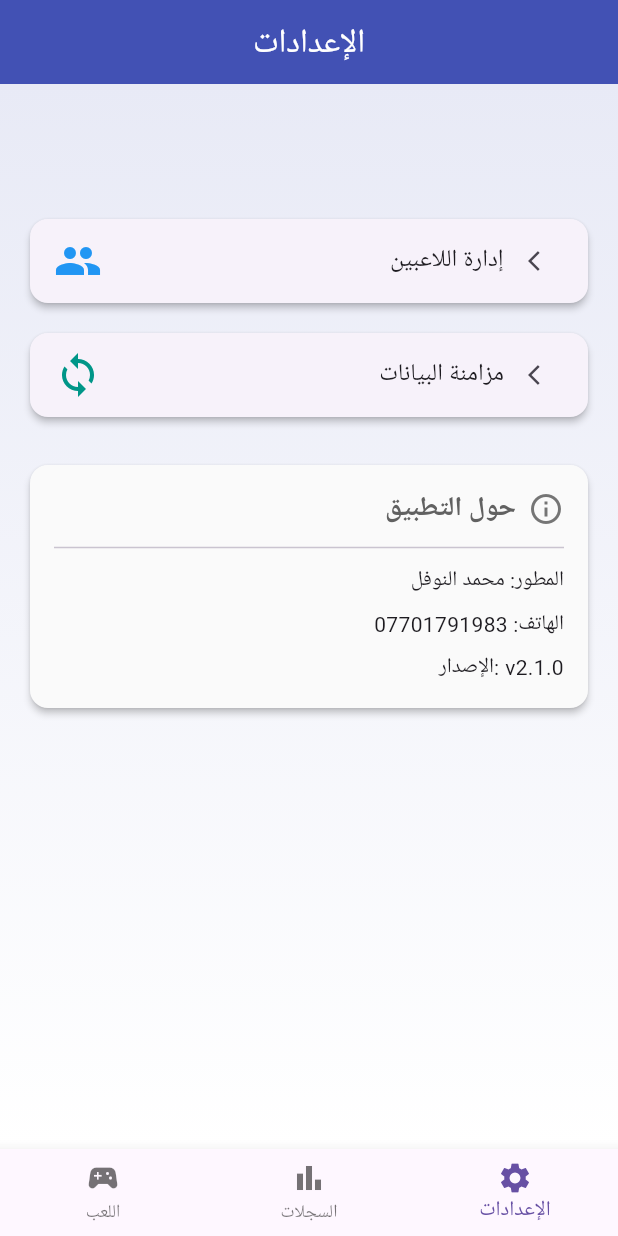
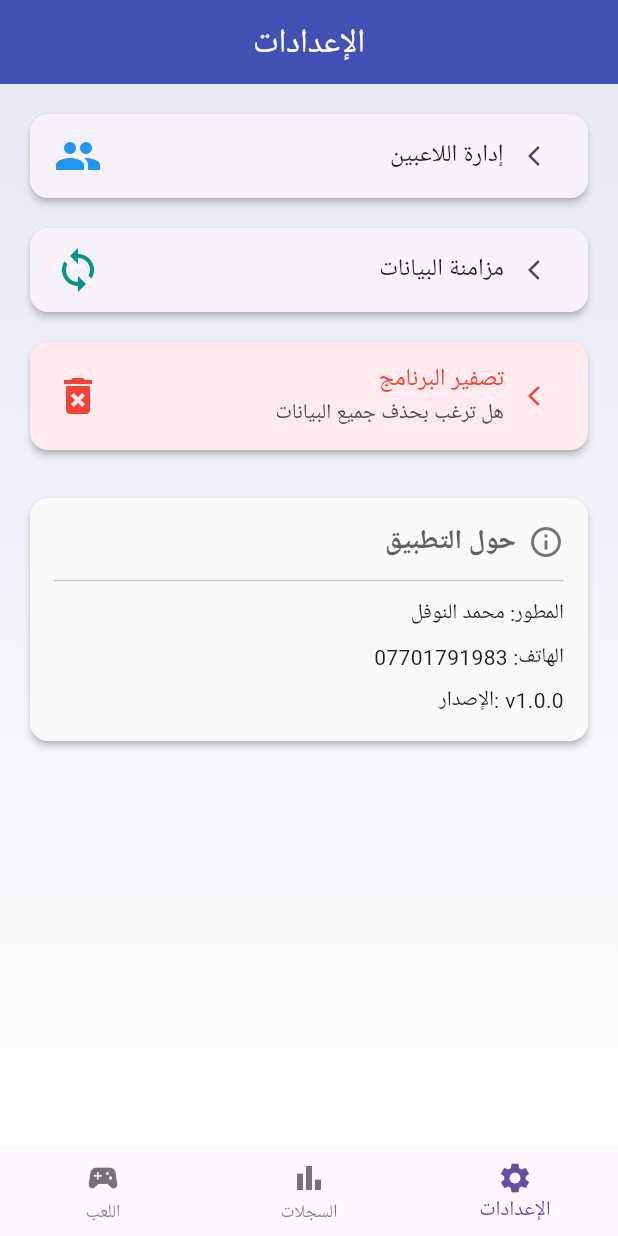
Before and after one commit to AiExpert1985/family_cards, a Flutter app: the screen it shows after launch, item 3 of the bottom bar chosen, on a phone screen of 412 x 824 dp. Run offline on Flutter 3.47's test engine with Material 3 defaults, Android fonts, the phone set to English and light mode, and no system bars; our stand-ins replace file_picker, flutter_riverpod, share_plus, shared_preferences.

Commit message:
add reset app button

```diff
--- a/lib/pages/settings_page.dart
+++ b/lib/pages/settings_page.dart
@@ -1,17 +1,67 @@
 // ============== pages/settings_page.dart ==============
 import 'package:flutter/material.dart';
+import 'package:flutter_riverpod/flutter_riverpod.dart';
+import '../providers/providers.dart';
 import 'players_page.dart';
 import 'sync_page.dart';
 
-class SettingsPage extends StatelessWidget {
+class SettingsPage extends ConsumerWidget {
   const SettingsPage({super.key});
 
+  Future<void> _resetApp(BuildContext context, WidgetRef ref) async {
+    final confirm = await showDialog<bool>(
+      context: context,
+      builder:
+          (context) => AlertDialog(
+            title: const Text(
+              'تأكيد إعادة التعيين',
+              textAlign: TextAlign.right,
+            ),
+            content: const Text(
+              'هل أنت متأكد من حذف جميع البيانات؟\n\nسيتم حذف:\n• جميع اللاعبين\n• جميع المباريات\n• جميع الإحصائيات\n\nلا يمكن التراجع عن هذا الإجراء!',
+              textAlign: TextAlign.right,
+            ),
+            actions: [
+              TextButton(
+                onPressed: () => Navigator.pop(context, false),
+                child: const Text('إلغاء'),
+              ),
+              ElevatedButton(
+                onPressed: () => Navigator.pop(context, true),
+                style: ElevatedButton.styleFrom(backgroundColor: Colors.red),
+                child: const Text('حذف الكل'),
+              ),
+            ],
+          ),
+    );
+
+    if (confirm == true && context.mounted) {
+      final storage = ref.read(storageServiceProvider);
+      final success = await storage.clearAllData();
+
+      if (success && context.mounted) {
+        // Reload providers to reflect empty state
+        await ref.read(playersProvider.notifier).loadPlayers();
+        await ref.read(gamesProvider.notifier).loadGames();
+        await ref.read(selectedPlayersProvider.notifier).loadSelectedPlayers();
+        await ref.read(restedPlayersProvider.notifier).loadRestedPlayers();
+        if (context.mounted) {
+          ScaffoldMessenger.of(context).showSnackBar(
+            const SnackBar(
+              content: Text('تم حذف جميع البيانات بنجاح'),
+              backgroundColor: Colors.orange,
+            ),
+          );
+        }
+      }
+    }
+  }
+
   @override
-  Widget build(BuildContext context) {
+  Widget build(BuildContext context, WidgetRef ref) {
     return ListView(
       padding: const EdgeInsets.all(16),
       children: [
-        const SizedBox(height: 70),
         Card(
           child: ListTile(
             leading: const Icon(Icons.people, color: Colors.blue, size: 32),
@@ -43,6 +93,32 @@ class SettingsPage extends StatelessWidget {
                   context,
                   MaterialPageRoute(builder: (_) => const SyncPage()),
                 ),
+          ),
+        ),
+        const SizedBox(height: 12),
+        Card(
+          color: Colors.red.shade50,
+          child: ListTile(
+            leading: const Icon(
+              Icons.delete_forever,
+              color: Colors.red,
+              size: 32,
+            ),
+            title: const Text(
+              'تصفير البرنامج',
+              textAlign: TextAlign.right,
+              style: TextStyle(fontSize: 16, color: Colors.red),
+            ),
+            subtitle: const Text(
+              'هل ترغب بحذف جميع البيانات',
+              textAlign: TextAlign.right,
+            ),
+            trailing: const Icon(
+              Icons.arrow_back_ios,
+              size: 16,
+              color: Colors.red,
+            ),
+            onTap: () => _resetApp(context, ref),
           ),
         ),
         const SizedBox(height: 24),
@@ -82,7 +158,7 @@ class SettingsPage extends StatelessWidget {
                 ),
                 const SizedBox(height: 8),
                 const Text(
-                  'الإصدار: v2.1.0',
+                  'الإصدار: v1.0.0',
                   textAlign: TextAlign.right,
                   style: TextStyle(fontSize: 14),
                 ),
```
